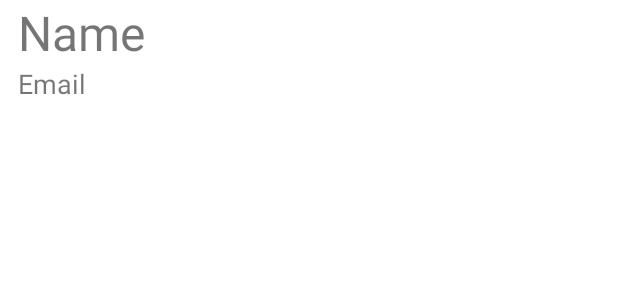
After one commit to StopsoN97/FoodsApp, an Android app: the layout single_item.xml on its own in the app's theme, with its tools: preview values and no code run, on a phone screen of 412 x 824 dp. The commit adds this screen. Shown: the top 300 px of the screen. Run offline under Robolectric (Android 15) with nearby library versions, the phone set to English and light mode, and no system bars.

Commit message:
First part View of Fridge

```diff
--- /dev/null
+++ b/app/src/main/res/layout/single_item.xml
@@ -0,0 +1,36 @@
+<?xml version="1.0" encoding="utf-8"?>
+<LinearLayout xmlns:android="http://schemas.android.com/apk/res/android"
+    android:layout_width="match_parent"
+    android:layout_height="match_parent"
+    android:orientation="vertical"
+    android:paddingLeft="12dp"
+    android:paddingBottom="12dp">
+
+    <TextView
+        android:id="@+id/item_name"
+        android:layout_width="wrap_content"
+        android:layout_height="wrap_content"
+        android:text="Name"
+        android:textSize="32sp" />
+
+    <LinearLayout
+        android:layout_width="match_parent"
+        android:layout_height="wrap_content"
+        android:orientation="horizontal">
+
+        <TextView
+            android:id="@+id/item_email"
+            android:layout_width="wrap_content"
+            android:layout_height="wrap_content"
+            android:text="Email"
+            android:textSize="18sp" />
+
+        <TextView
+            android:id="@+id/item_id"
+            android:layout_width="wrap_content"
+            android:layout_height="wrap_content"
+            android:visibility="invisible" />
+
+    </LinearLayout>
+
+</LinearLayout>
```
Also changed, not shown: app/src/main/java/com/example/foodsapp/DBHelper.java (+19 -0 lines), app/src/main/java/com/example/foodsapp/FridgeActivity.java (+23 -2 lines), app/src/main/res/layout/activity_fridge.xml (+4 -20 lines), app/src/main/res/layout/activity_home.xml (+11 -2 lines).
